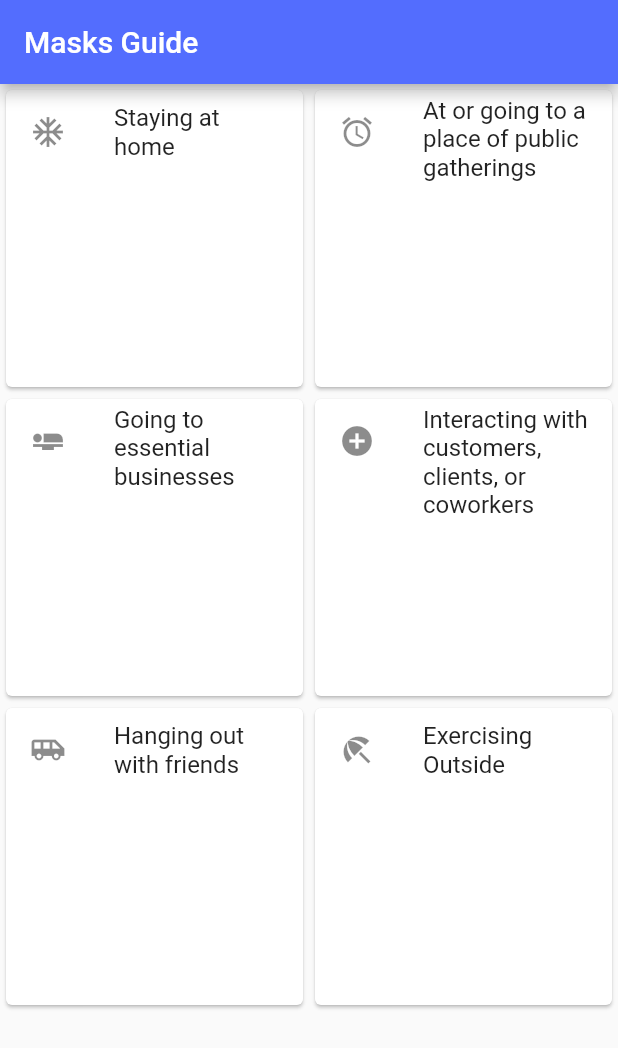
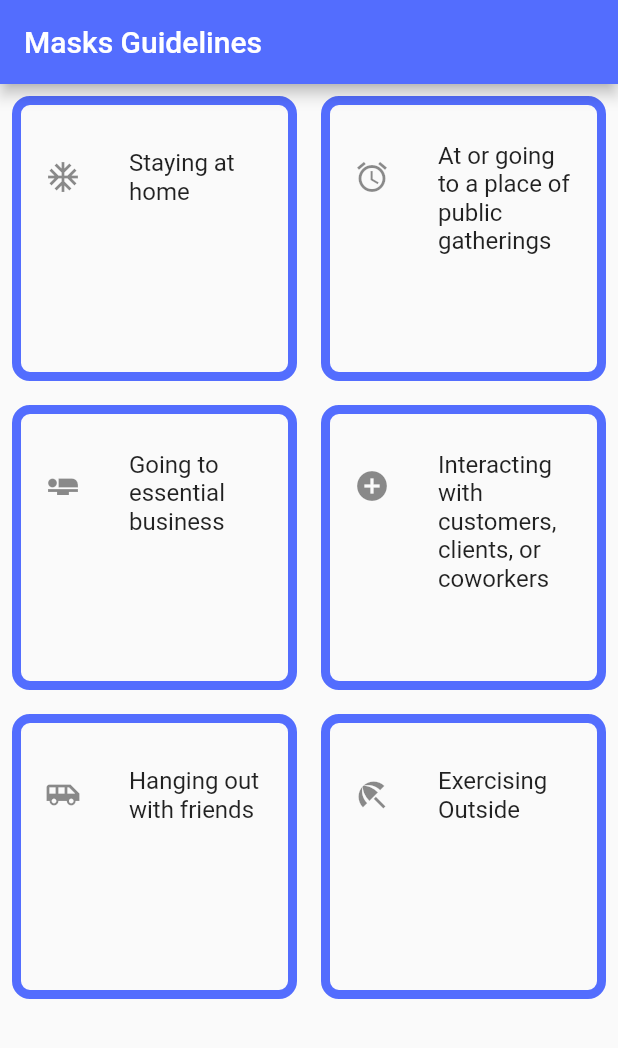
Before and after one commit to Renzo-Olivares/flutter_virus, a Flutter app: the MasksGuide screen opened directly, on a phone screen of 412 x 824 dp. Shown: the top 1048 px of the screen. Run offline on Flutter 3.47's test engine with Material 2 defaults, Android fonts, the phone set to English and light mode, and no system bars; drawn by our look-alikes of flip_card; our stand-ins replace charts_flutter, google_fonts, material_design_icons_flutter.

Commit message:
Flip card package integration

```diff
--- a/lib/tools.dart
+++ b/lib/tools.dart
@@ -1,6 +1,7 @@
+import 'package:animations/animations.dart';
 import 'package:flutter/material.dart';
 import 'package:material_design_icons_flutter/material_design_icons_flutter.dart';
-
+import 'package:flip_card/flip_card.dart';
 import 'countdown.dart';
 
 class Tools extends StatefulWidget {
@@ -47,7 +48,7 @@ class _MasksGuide extends State<MasksGuide> {
     final titles2 = [
       'Staying at home',
       'At or going to a place of public gatherings',
-      'Going to essential businesses',
+      'Going to essential business',
       'Interacting with customers, clients, or coworkers',
       'Hanging out with friends',
       'Exercising Outside'
@@ -62,152 +63,71 @@ class _MasksGuide extends State<MasksGuide> {
       Icons.beach_access
     ];
 
-    final List<Widget> screens = [
-      StayingHome(),
-      PublicGatherings(),
-      EssentialBusiness(),
-      InteractingCustomers(),
-      Friends(),
-      ExerciseOutside(),
+    final answers = [
+      "Yes, you should be fine without a mask",
+      "You should be wearing a mask when going out to places with large amounts of people close by",
+      "Yes, you should be wearing a mask even if you are just going to the grocery store. Any essential business requires you to have a mask inside",
+      "Yes, when interacting with others wear a mask",
+      "Even though they are you're friends you should still have a mask on, so you guys do not spread anything to each other",
+      "Bring a mask with you, but if you are in a highly populated area with lots of people outside then you should wear a mask",
     ];
 
     return Scaffold(
       appBar: AppBar(
         // Here we take the value from the MyHomePage object that was created by
         // the App.build method, and use it to set our appbar title.
-        title: Text('Masks Guide'),
+        title: Text('Masks Guidelines'),
       ),
-      body: Center(
-        child: GridView.builder(
+      body: GridView.builder(
         itemCount: 6,
         gridDelegate:
             SliverGridDelegateWithFixedCrossAxisCount(crossAxisCount: 2),
         itemBuilder: (context, index) {
-            return Card(
-              child: ListTile(
+          return Container(
+            padding: const EdgeInsets.all(8.0),
+            child: FlipCard(
+              direction: FlipDirection.HORIZONTAL,
+              front: Container(
+                decoration: BoxDecoration(
+                  border: Border.all(
+                    width: 6,
+                    color: Theme.of(context).accentColor,
+                  ),
+                  borderRadius: BorderRadius.circular(12),
+                ),
+                height: 200,
+                child: Column(
+                  children: <Widget>[
+                    SizedBox(
+                      height: 20.0,
+                    ),
+                    ListTile(
                       leading: Icon(icons2[index]),
                       title: Text(titles2[index]),
-                onTap: () {
-                  Navigator.push(
-                      context,
-                      new MaterialPageRoute(
-                        builder: (context) => screens.elementAt(index),
-                      ));
-                },
+                    ),
+                  ],
+                ),
+              ),
+              back: Container(
+                decoration: BoxDecoration(
+                    borderRadius: BorderRadius.circular(12),
+                    border: Border.all(
+                      width: 6,
+                      color: Theme.of(context).accentColor,
+                    )),
+                height: 200.0,
+                child: Column(
+                  children: <Widget>[
+                    ListTile(
+                      title: Text(answers[index]),
+                    ),
+                  ],
+                ),
+              ),
             ),
           );
         },
       ),
-      ),
     );
   }
 }
-
-class StayingHome extends StatefulWidget {
-  @override
-  _StayingHome createState() => _StayingHome();
-}
-
-class _StayingHome extends State<StayingHome>
-    with SingleTickerProviderStateMixin {
-  @override
-  Widget build(BuildContext context) {
-    return Scaffold(
-      appBar: AppBar(
-        // Here we take the value from the MyHomePage object that was created by
-        // the App.build method, and use it to set our appbar title.
-        title: Text('Staying at home'),
-      ),
-    );
-  }
-}
-
-class PublicGatherings extends StatefulWidget {
-  @override
-  _PublicGatherings createState() => _PublicGatherings();
-}
-
-class _PublicGatherings extends State<PublicGatherings> {
-  @override
-  Widget build(BuildContext context) {
-    return Scaffold(
-      appBar: AppBar(
-        // Here we take the value from the MyHomePage object that was created by
-        // the App.build method, and use it to set our appbar title.
-        title: Text('Public Gatherings'),
-      ),
-    );
-  }
-}
-
-class EssentialBusiness extends StatefulWidget {
-  @override
-  _EssentialBusiness createState() => _EssentialBusiness();
-}
-
-class _EssentialBusiness extends State<EssentialBusiness> {
-  @override
-  Widget build(BuildContext context) {
-    return Scaffold(
-      appBar: AppBar(
-        // Here we take the value from the MyHomePage object that was created by
-        // the App.build method, and use it to set our appbar title.
-        title: Text('Essential Businesses'),
-      ),
-    );
-  }
-}
-
-class InteractingCustomers extends StatefulWidget {
-  @override
-  _InteractingCustomers createState() => _InteractingCustomers();
-}
-
-class _InteractingCustomers extends State<InteractingCustomers> {
-  @override
-  Widget build(BuildContext context) {
-    return Scaffold(
-      appBar: AppBar(
-        // Here we take the value from the MyHomePage object that was created by
-        // the App.build method, and use it to set our appbar title.
-        title: Text('Interacting with people'),
-      ),
-    );
-  }
-}
-
-class Friends extends StatefulWidget {
-  @override
-  _Friends createState() => _Friends();
-}
-
-class _Friends extends State<Friends> {
-  @override
-  Widget build(BuildContext context) {
-    return Scaffold(
-      appBar: AppBar(
-        // Here we take the value from the MyHomePage object that was created by
-        // the App.build method, and use it to set our appbar title.
-        title: Text('Hanging out with friends'),
-      ),
-    );
-  }
-}
-
-class ExerciseOutside extends StatefulWidget {
-  @override
-  _ExerciseOutside createState() => _ExerciseOutside();
-}
-
-class _ExerciseOutside extends State<ExerciseOutside> {
-  @override
-  Widget build(BuildContext context) {
-    return Scaffold(
-      appBar: AppBar(
-        // Here we take the value from the MyHomePage object that was created by
-        // the App.build method, and use it to set our appbar title.
-        title: Text('Exercising Outside'),
-      ),
-    );
-  }
-}
--- a/pubspec.yaml
+++ b/pubspec.yaml
@@ -32,6 +32,7 @@ dependencies:
   animations: ^1.1.1
   material_design_icons_flutter: ^4.0.5345
   charts_flutter: ^0.9.0
+  flip_card: ^0.2.1
 
 dev_dependencies:
   flutter_test:
```
Also changed, not shown: pubspec.lock. Lines whose indentation alone changed are shown as unchanged.
